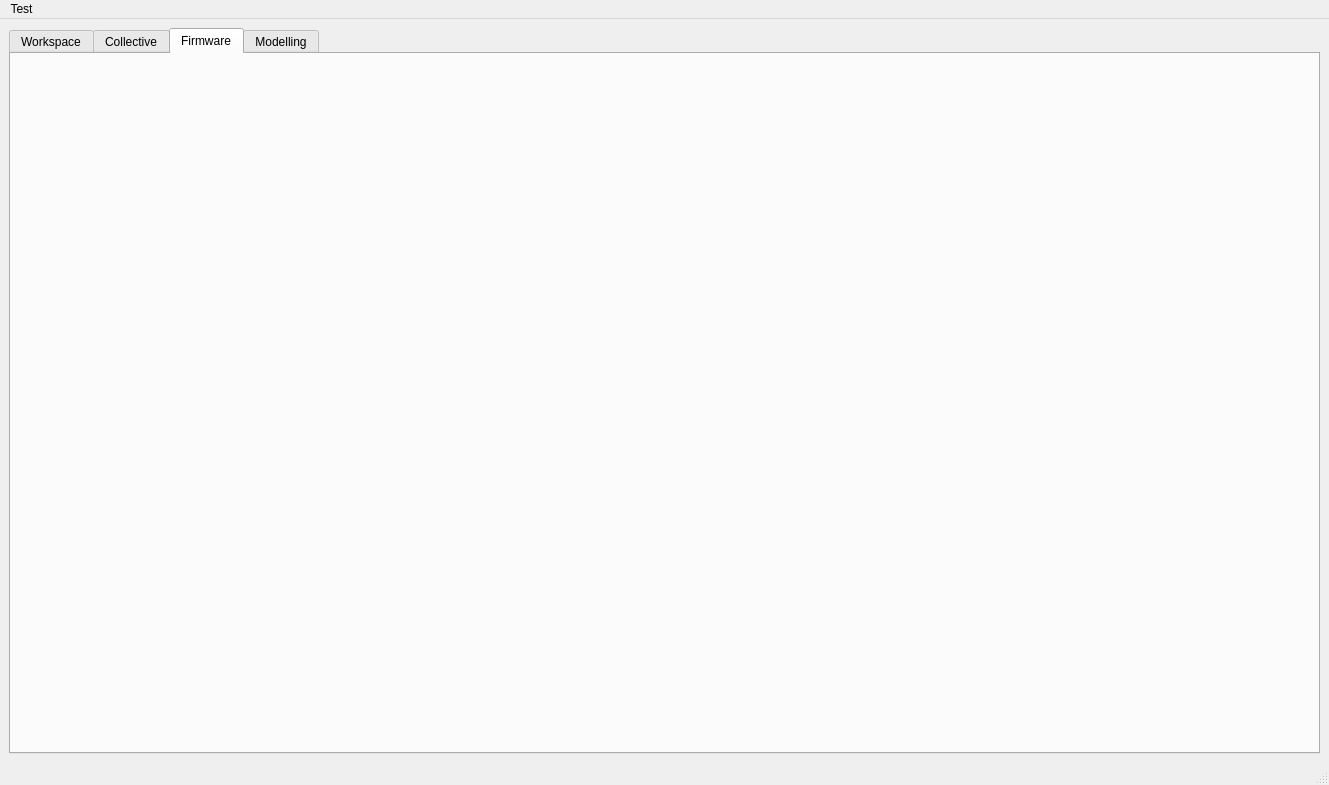
First picture: the form in sdk/gui.ui, repository willz1200/Hexa-Driver, before the edit.
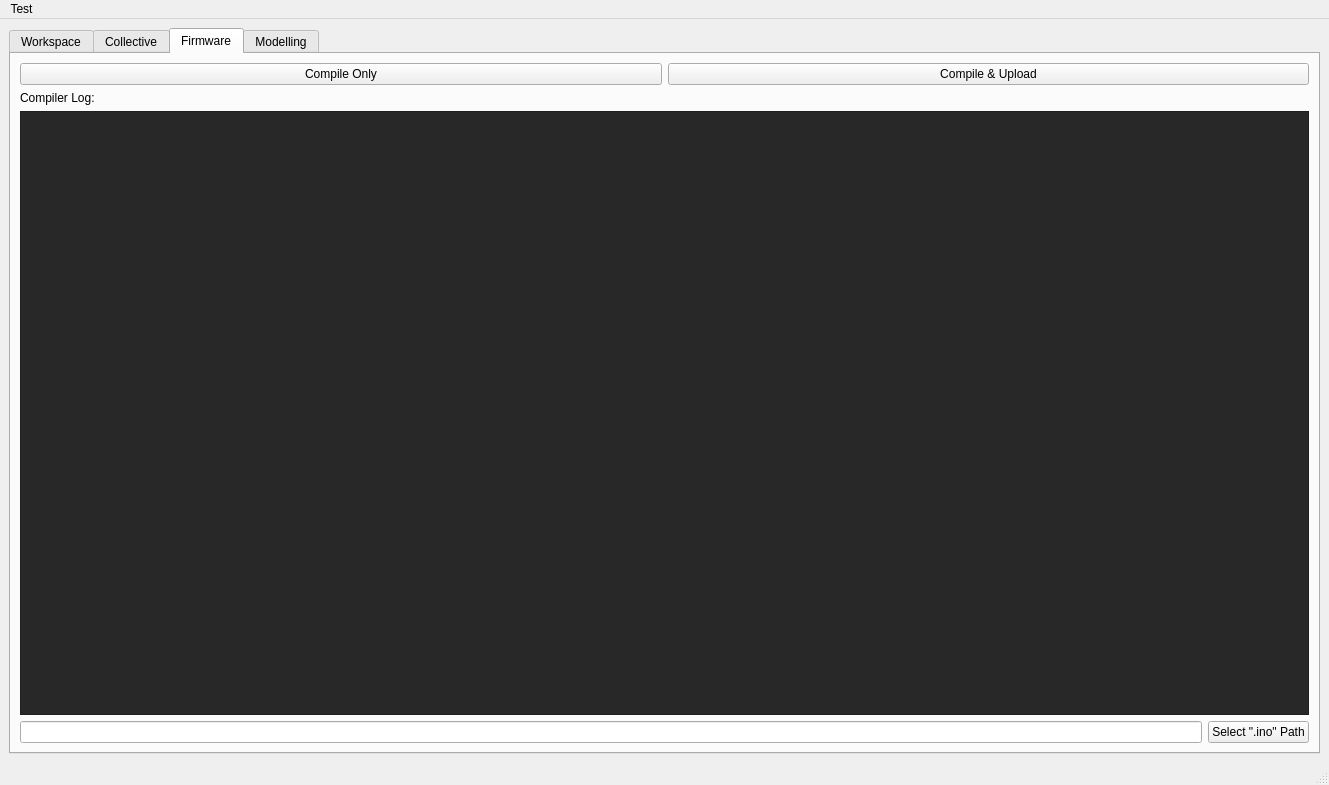
Second picture: the form after the edit. The open tabs and pages were chosen to show the change. Custom widgets are drawn as their Qt base class.

Commit message: Add firmware programming layout to SDK

Patch:
```diff
--- a/sdk/gui.ui
+++ b/sdk/gui.ui
@@ -120,20 +120,6 @@
             </property>
            </widget>
           </item>
-          <item row="16" column="0" colspan="2">
-           <layout class="QHBoxLayout" name="horizontalLayout_2">
-            <item>
-             <widget class="QLineEdit" name="inoFilePath"/>
-            </item>
-            <item>
-             <widget class="QPushButton" name="inoLaunchPathDialog">
-              <property name="text">
-               <string>Select &quot;.ino&quot; Path</string>
-              </property>
-             </widget>
-            </item>
-           </layout>
-          </item>
           <item row="1" column="2" rowspan="5">
            <widget class="PlotWidget" name="widget" native="true"/>
           </item>
@@ -201,6 +187,76 @@
        <attribute name="title">
         <string>Firmware</string>
        </attribute>
+       <layout class="QGridLayout" name="gridLayout_7">
+        <item row="0" column="0">
+         <layout class="QGridLayout" name="grid_firmware">
+          <item row="2" column="0" colspan="2">
+           <widget class="QTextEdit" name="txt_compilerLog">
+            <property name="font">
+             <font>
+              <family>Courier New</family>
+              <pointsize>10</pointsize>
+              <italic>false</italic>
+             </font>
+            </property>
+            <property name="autoFillBackground">
+             <bool>false</bool>
+            </property>
+            <property name="styleSheet">
+             <string notr="true">background-color: rgb(40, 40, 40);
+color: rgb(200, 200, 200);
+font-family: Courier New;
+font-style: normal;
+font-size: 10pt;
+font-weight: Regular;</string>
+            </property>
+            <property name="readOnly">
+             <bool>true</bool>
+            </property>
+           </widget>
+          </item>
+          <item row="1" column="0" colspan="2">
+           <widget class="QLabel" name="lbl_compilerLog">
+            <property name="text">
+             <string>Compiler Log:</string>
+            </property>
+           </widget>
+          </item>
+          <item row="3" column="0" colspan="2">
+           <layout class="QHBoxLayout" name="horizontalLayout_2">
+            <item>
+             <widget class="QLineEdit" name="inoFilePath"/>
+            </item>
+            <item>
+             <widget class="QPushButton" name="inoLaunchPathDialog">
+              <property name="text">
+               <string>Select &quot;.ino&quot; Path</string>
+              </property>
+             </widget>
+            </item>
+           </layout>
+          </item>
+          <item row="0" column="0" colspan="2">
+           <layout class="QHBoxLayout" name="horizontalLayout_3">
+            <item>
+             <widget class="QPushButton" name="btn_compileOnly">
+              <property name="text">
+               <string>Compile Only</string>
+              </property>
+             </widget>
+            </item>
+            <item>
+             <widget class="QPushButton" name="btn_compileAndUpload">
+              <property name="text">
+               <string>Compile &amp;&amp; Upload</string>
+              </property>
+             </widget>
+            </item>
+           </layout>
+          </item>
+         </layout>
+        </item>
+       </layout>
       </widget>
       <widget class="QWidget" name="tab_modelling">
        <attribute name="title">
```
Left out of the diff: 2 changed lines with no effect on the pictures. The commit also changes 1 other file.
